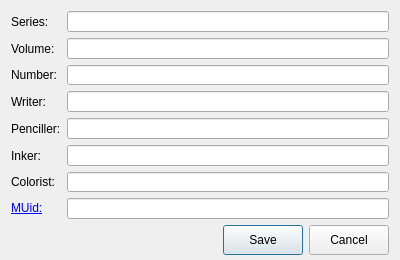
Before: the Qt Designer form gui/MetaEditor.ui in ciromattia/kcc, drawn with Qt 5.
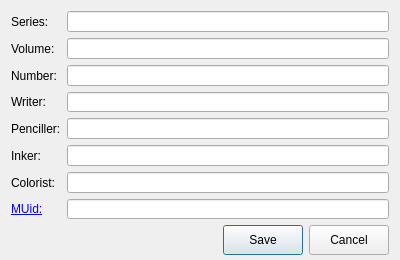
After: the same form once the commit is applied. Icons and pictures are not drawn.

The edit to the form file:
```diff
--- a/gui/MetaEditor.ui
+++ b/gui/MetaEditor.ui
@@ -16,12 +16,6 @@
     <height>260</height>
    </size>
   </property>
-  <property name="maximumSize">
-   <size>
-    <width>400</width>
-    <height>260</height>
-   </size>
-  </property>
   <property name="windowTitle">
    <string>Metadata editor</string>
   </property>
@@ -35,7 +29,7 @@
    </property>
    <item>
     <widget class="QWidget" name="editorWidget" native="true">
-     <layout class="QFormLayout" name="formLayout">
+     <layout class="QGridLayout" name="gridLayout">
       <property name="leftMargin">
        <number>0</number>
       </property>
@@ -58,27 +52,6 @@
       <item row="0" column="1">
        <widget class="QLineEdit" name="seriesLine"/>
       </item>
-      <item row="1" column="1">
-       <widget class="QLineEdit" name="volumeLine"/>
-      </item>
-      <item row="2" column="1">
-       <widget class="QLineEdit" name="numberLine"/>
-      </item>
-      <item row="3" column="1">
-       <widget class="QLineEdit" name="writerLine"/>
-      </item>
-      <item row="4" column="1">
-       <widget class="QLineEdit" name="pencillerLine"/>
-      </item>
-      <item row="5" column="1">
-       <widget class="QLineEdit" name="inkerLine"/>
-      </item>
-      <item row="6" column="1">
-       <widget class="QLineEdit" name="coloristLine"/>
-      </item>
-      <item row="7" column="1">
-       <widget class="QLineEdit" name="muidLine"/>
-      </item>
       <item row="1" column="0">
        <widget class="QLabel" name="label_2">
         <property name="text">
@@ -86,6 +59,9 @@
         </property>
        </widget>
       </item>
+      <item row="1" column="1">
+       <widget class="QLineEdit" name="volumeLine"/>
+      </item>
       <item row="2" column="0">
        <widget class="QLabel" name="label_3">
         <property name="text">
@@ -93,6 +69,9 @@
         </property>
        </widget>
       </item>
+      <item row="2" column="1">
+       <widget class="QLineEdit" name="numberLine"/>
+      </item>
       <item row="3" column="0">
        <widget class="QLabel" name="label_4">
         <property name="text">
@@ -100,6 +79,9 @@
         </property>
        </widget>
       </item>
+      <item row="3" column="1">
+       <widget class="QLineEdit" name="writerLine"/>
+      </item>
       <item row="4" column="0">
        <widget class="QLabel" name="label_5">
         <property name="text">
@@ -107,6 +89,9 @@
         </property>
        </widget>
       </item>
+      <item row="4" column="1">
+       <widget class="QLineEdit" name="pencillerLine"/>
+      </item>
       <item row="5" column="0">
        <widget class="QLabel" name="label_6">
         <property name="text">
@@ -114,6 +99,9 @@
         </property>
        </widget>
       </item>
+      <item row="5" column="1">
+       <widget class="QLineEdit" name="inkerLine"/>
+      </item>
       <item row="6" column="0">
        <widget class="QLabel" name="label_7">
         <property name="text">
@@ -121,6 +109,9 @@
         </property>
        </widget>
       </item>
+      <item row="6" column="1">
+       <widget class="QLineEdit" name="coloristLine"/>
+      </item>
       <item row="7" column="0">
        <widget class="QLabel" name="label_8">
         <property name="text">
@@ -131,6 +122,9 @@
         </property>
        </widget>
       </item>
+      <item row="7" column="1">
+       <widget class="QLineEdit" name="muidLine"/>
+      </item>
      </layout>
     </widget>
    </item>
```
